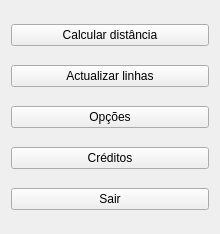
Before: the Qt Designer form mainwindow.ui in afonsocastro96/CAL-Projeto-1, drawn with Qt 5.
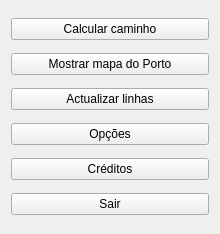
After: the same form once the commit is applied.

The edit to the form file:
```diff
--- a/mainwindow.ui
+++ b/mainwindow.ui
@@ -20,7 +20,14 @@
       <item>
        <widget class="QPushButton" name="calculateDistance">
         <property name="text">
-         <string>Calcular distância</string>
+         <string>Calcular caminho</string>
+        </property>
+       </widget>
+      </item>
+      <item>
+       <widget class="QPushButton" name="pushButton_2">
+        <property name="text">
+         <string>Mostrar mapa do Porto</string>
         </property>
        </widget>
       </item>
```
